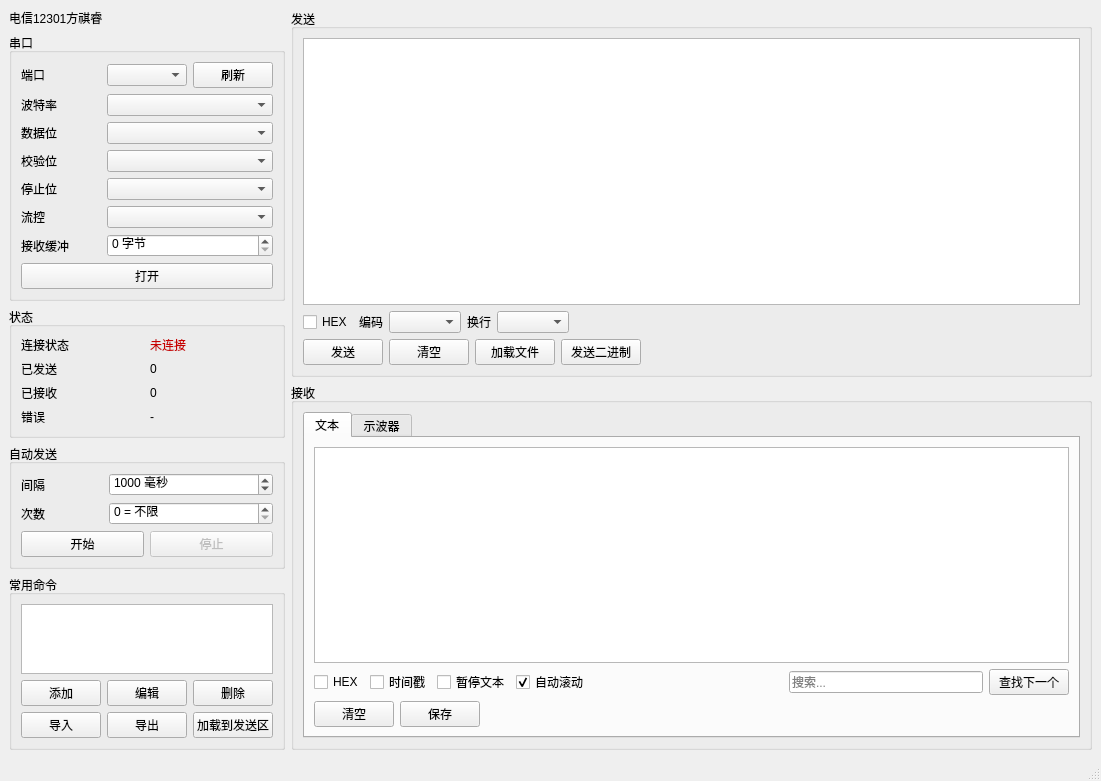
Before: the Qt Designer form uartdebuger/mainwindow.ui in TimStarling/Electronic-Design-Code-of-WTU, drawn with Qt 5.
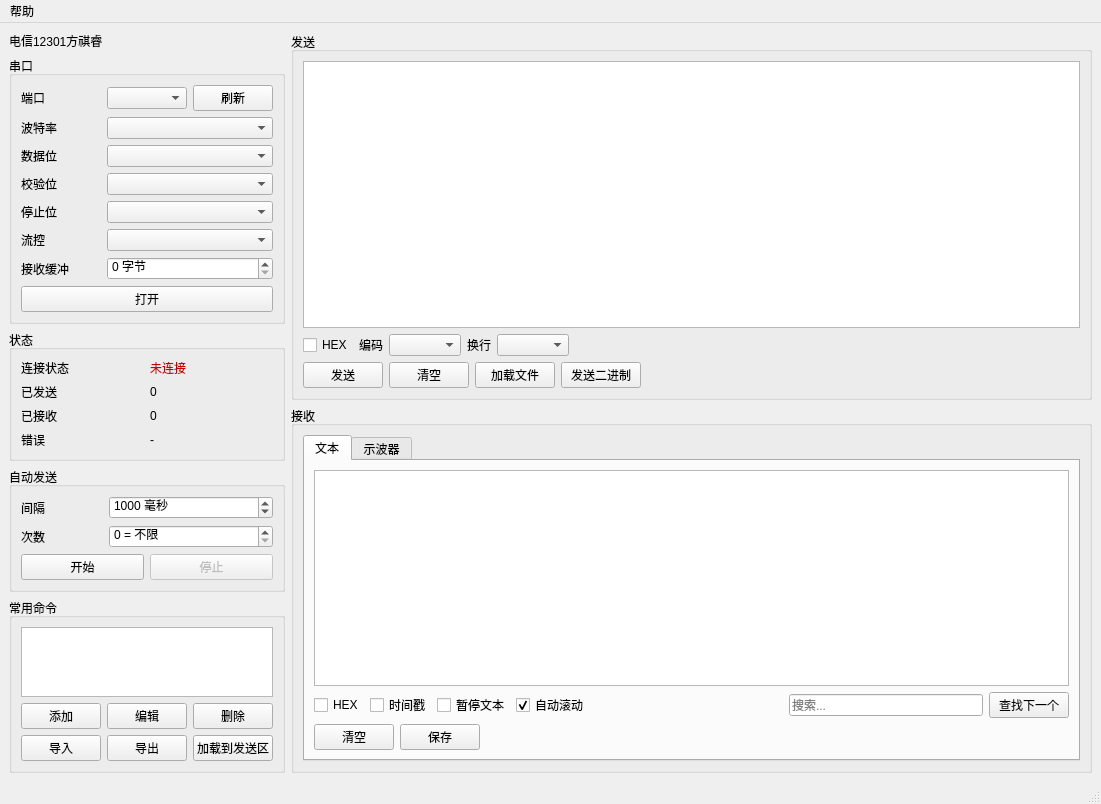
After: the same form once the commit is applied.

Diff of the .ui file:
```diff
--- a/uartdebuger/mainwindow.ui
+++ b/uartdebuger/mainwindow.ui
@@ -929,6 +929,13 @@
      <height>21</height>
     </rect>
    </property>
+   <widget class="QMenu" name="menuHelp">
+    <property name="title">
+     <string>帮助</string>
+    </property>
+    <addaction name="actionHelpGuide"/>
+   </widget>
+   <addaction name="menuHelp"/>
   </widget>
   <widget class="QStatusBar" name="statusbar"/>
  </widget>
```
Left out of the diff: 5 changed lines with no effect on the pictures.
